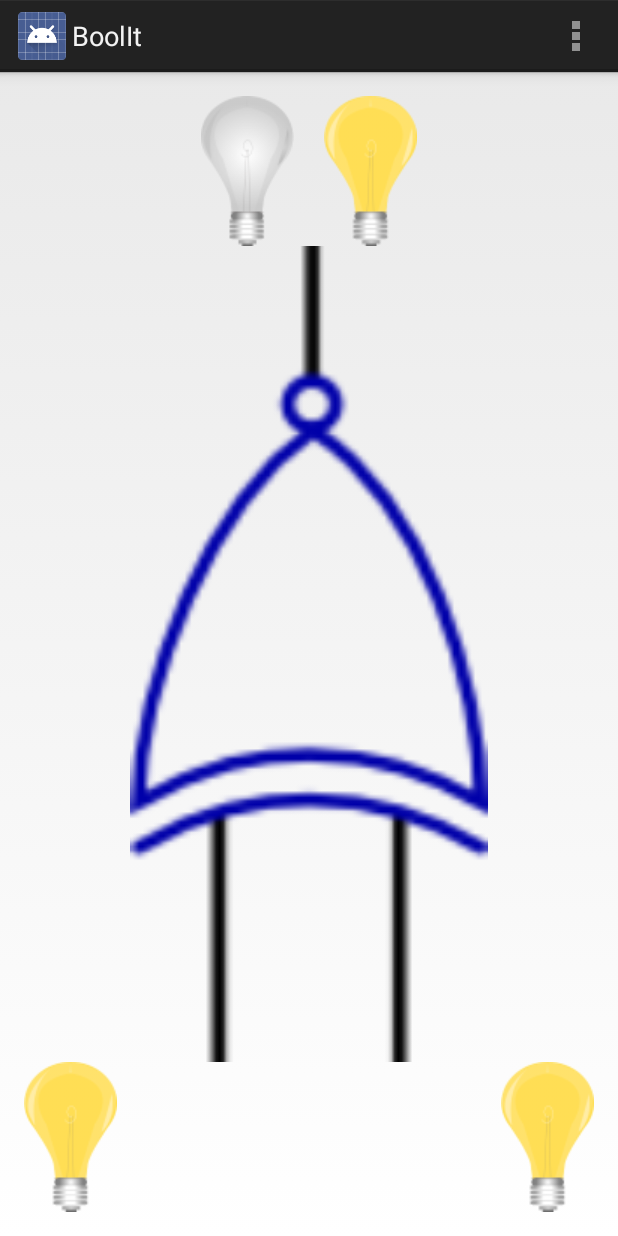
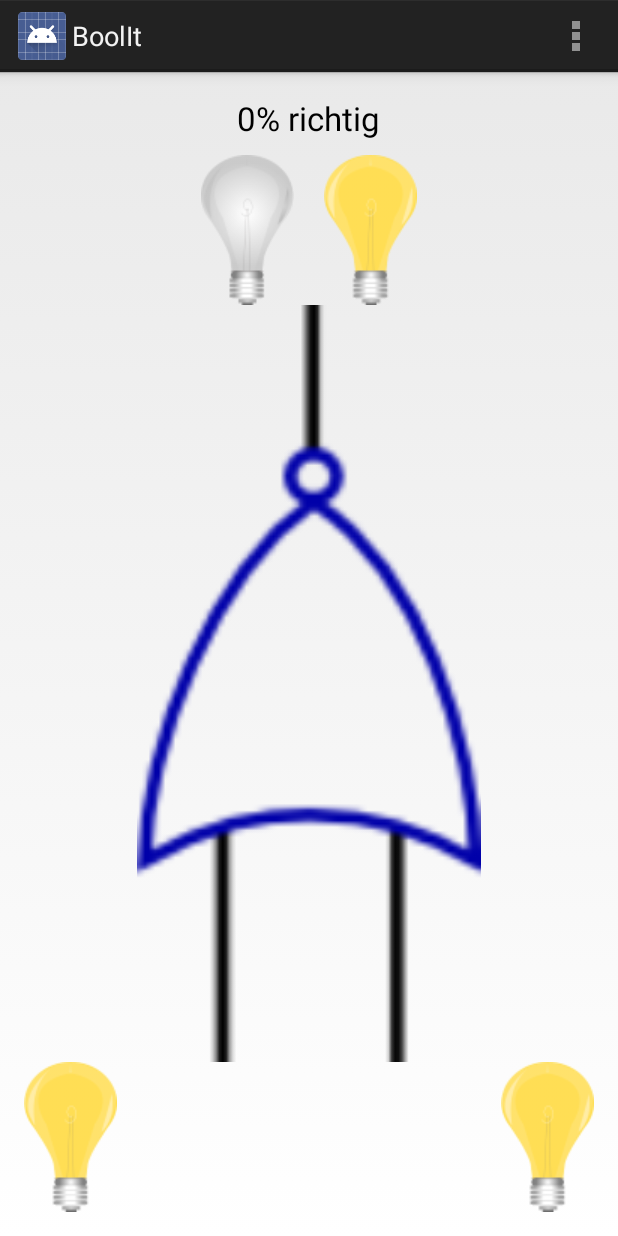
Before and after one commit to JMS-1/BoolIt, an Android app: the screen it shows after launch (WelcomeActivity), after a tap on an icon or button, on a phone screen of 412 x 824 dp. Run offline under Robolectric (Android 15) with nearby library versions, the phone set to English and light mode, and no system bars; 1 other tap on this screen came first.

Commit message:
Portrait only; counting results with feedback; reset score using menu

```diff
--- a/app/src/main/AndroidManifest.xml
+++ b/app/src/main/AndroidManifest.xml
@@ -9,8 +9,9 @@
         android:theme="@style/AppTheme">
         <activity
             android:name=".WelcomeActivity"
-            android:label="@string/app_name">
-            <intent-filter>
+            android:label="@string/app_name"
+            android:screenOrientation="portrait">
+        <intent-filter>
                 <action android:name="android.intent.action.MAIN" />
 
                 <category android:name="android.intent.category.LAUNCHER" />
--- a/app/src/main/java/net/psimarron/boolit/WelcomeActivity.java
+++ b/app/src/main/java/net/psimarron/boolit/WelcomeActivity.java
@@ -6,6 +6,7 @@ import android.view.Menu;
 import android.view.MenuItem;
 import android.view.View;
 import android.widget.ImageView;
+import android.widget.TextView;
 
 import java.util.Random;
 
@@ -25,6 +26,12 @@ public class WelcomeActivity extends Activity implements View.OnClickListener {
 
     private ImageView m_guessOff;
 
+    private TextView m_points;
+
+    private int m_correct;
+
+    private int m_total;
+
     @Override
     protected void onCreate(Bundle savedInstanceState) {
         super.onCreate(savedInstanceState);
@@ -36,6 +43,7 @@ public class WelcomeActivity extends Activity implements View.OnClickListener {
         m_input1 = (ImageView) findViewById(R.id.input_random);
         m_guessOn = (ImageView) findViewById(R.id.output_on);
         m_guessOff = (ImageView) findViewById(R.id.output_off);
+        m_points = (TextView) findViewById(R.id.points);
 
         m_guessOn.setOnClickListener(this);
         m_guessOff.setOnClickListener(this);
@@ -43,7 +51,34 @@ public class WelcomeActivity extends Activity implements View.OnClickListener {
         reset(false);
     }
 
+    private int getTotal() {
+        return m_total;
+    }
+
+    private int getCorrect() {
+        return m_correct;
+    }
+
+    private void guess(boolean correct) {
+        m_total++;
+
+        if (correct)
+            m_correct++;
+    }
+
+    private void reset() {
+        m_correct = 0;
+        m_total = 0;
+
+        reset(false);
+    }
+
     private void reset(boolean lastGuess) {
+        if (getTotal() == 0)
+            m_points.setText(R.string.result_initial);
+        else
+            m_points.setText(getResources().getString(R.string.result_current, (int) Math.round(100d * getCorrect() / getTotal())));
+
         Calculator calculator;
 
         switch (m_generator.nextInt(7)) {
@@ -77,21 +112,17 @@ public class WelcomeActivity extends Activity implements View.OnClickListener {
 
     @Override
     public boolean onCreateOptionsMenu(Menu menu) {
-        // Inflate the menu; this adds items to the action bar if it is present.
         getMenuInflater().inflate(R.menu.menu_welcome, menu);
+
         return true;
     }
 
     @Override
     public boolean onOptionsItemSelected(MenuItem item) {
-        // Handle action bar item clicks here. The action bar will
-        // automatically handle clicks on the Home/Up button, so long
-        // as you specify a parent activity in AndroidManifest.xml.
-        int id = item.getItemId();
-
-        //noinspection SimplifiableIfStatement
-        if (id == R.id.action_settings) {
-            return true;
+        switch (item.getItemId()) {
+            case R.id.action_reset:
+                reset();
+                return true;
         }
 
         return super.onOptionsItemSelected(item);
@@ -114,7 +145,8 @@ public class WelcomeActivity extends Activity implements View.OnClickListener {
     public void onClick(View v) {
         boolean guessOn = (v == m_guessOn);
 
-        if (guessOn == m_current.Calculator.getOutput())
-            reset(guessOn);
+        guess(guessOn == m_current.Calculator.getOutput());
+
+        reset(guessOn);
     }
 }
--- a/app/src/main/res/layout/activity_welcome.xml
+++ b/app/src/main/res/layout/activity_welcome.xml
@@ -8,13 +8,23 @@
     android:paddingTop="@dimen/activity_vertical_margin"
     tools:context=".WelcomeActivity">
 
+    <TextView
+        android:id="@+id/points"
+        style="@android:style/TextAppearance.DeviceDefault.Large"
+        android:layout_width="wrap_content"
+        android:layout_height="wrap_content"
+        android:layout_centerHorizontal="true"
+        android:layout_marginBottom="10dp"
+        android:text="0" />
+
     <LinearLayout
         android:id="@+id/outputs"
         android:layout_width="wrap_content"
         android:layout_height="wrap_content"
-        android:layout_centerHorizontal="true" >
+        android:layout_below="@id/points"
+        android:layout_centerHorizontal="true">
 
-        <ImageView
+    <ImageView
             android:id="@+id/output_off"
             android:layout_width="wrap_content"
             android:layout_height="wrap_content"
--- a/app/src/main/res/menu/menu_welcome.xml
+++ b/app/src/main/res/menu/menu_welcome.xml
@@ -2,7 +2,7 @@
     xmlns:tools="http://schemas.android.com/tools"
     tools:context=".WelcomeActivity">
     <item
-        android:id="@+id/action_settings"
+        android:id="@+id/action_reset"
         android:orderInCategory="100"
         android:showAsAction="never"
         android:title="@string/action_settings" />
--- a/app/src/main/res/values/strings.xml
+++ b/app/src/main/res/values/strings.xml
@@ -1,6 +1,8 @@
 <resources>
     <string name="app_name">BoolIt</string>
 
-    <string name="hello_world">Hello world!</string>
-    <string name="action_settings">Settings</string>
+    <string name="action_settings">Auf Anfang</string>
+
+    <string name="result_initial">0%</string>
+    <string name="result_current">%1$d%% richtig</string>
 </resources>
```
